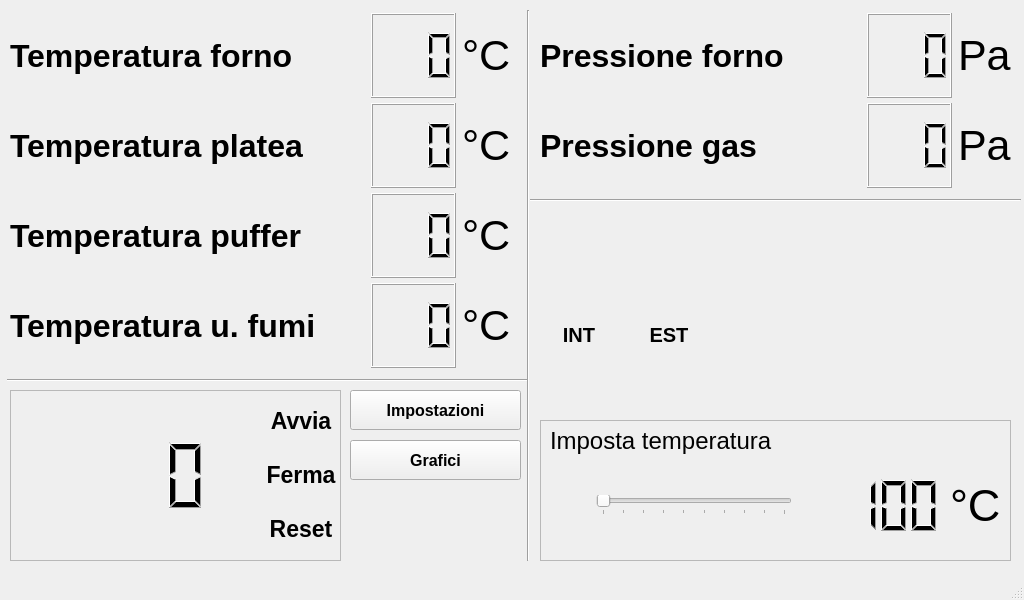
This is ui/interface.ui in manuelzanaboni/RPi-oven-controller as Qt 5 draws it before an edit. The edited form follows.
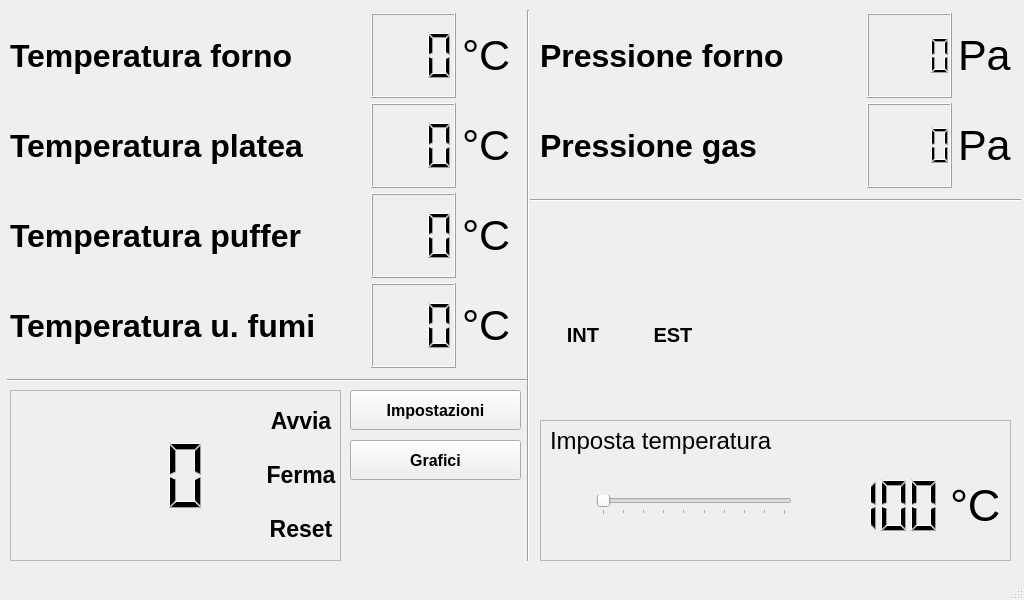
This is the edited form. Icons and pictures are not drawn.

The edit to the form file:
```diff
--- a/ui/interface.ui
+++ b/ui/interface.ui
@@ -230,7 +230,7 @@
        <rect>
         <x>540</x>
         <y>290</y>
-        <width>78</width>
+        <width>86</width>
         <height>111</height>
        </rect>
       </property>
@@ -788,7 +788,7 @@
        <rect>
         <x>630</x>
         <y>290</y>
-        <width>78</width>
+        <width>86</width>
         <height>111</height>
        </rect>
       </property>
@@ -1039,7 +1039,7 @@
           <enum>QFrame::Raised</enum>
          </property>
          <property name="digitCount">
-          <number>3</number>
+          <number>4</number>
          </property>
         </widget>
        </item>
@@ -1235,7 +1235,7 @@
           <enum>QFrame::Raised</enum>
          </property>
          <property name="digitCount">
-          <number>3</number>
+          <number>4</number>
          </property>
         </widget>
        </item>
```
